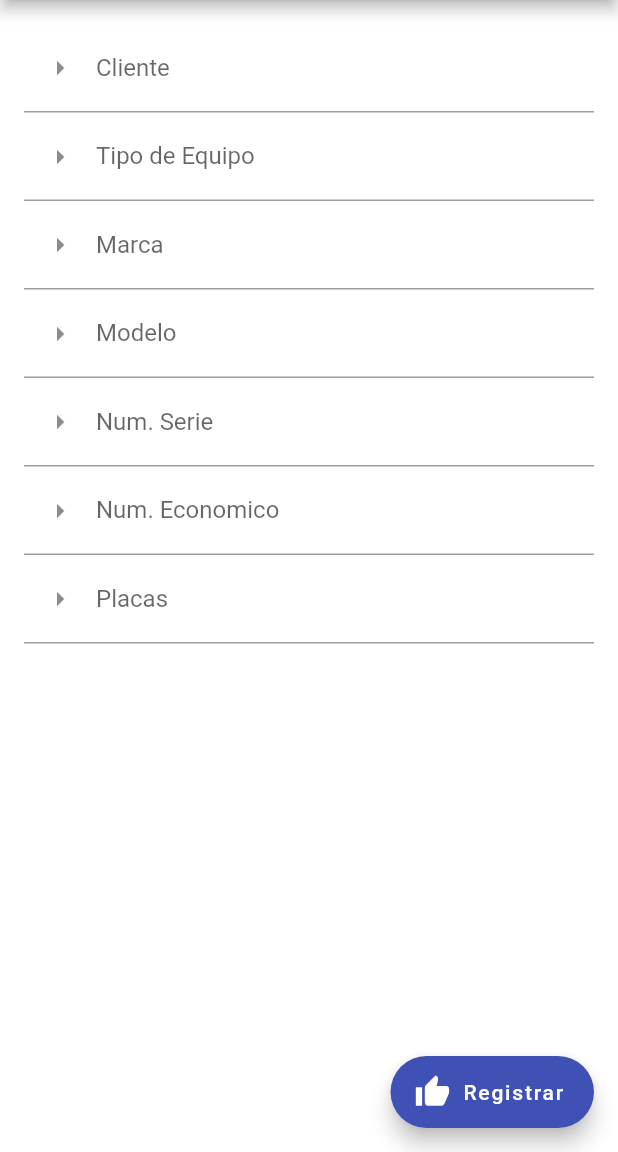
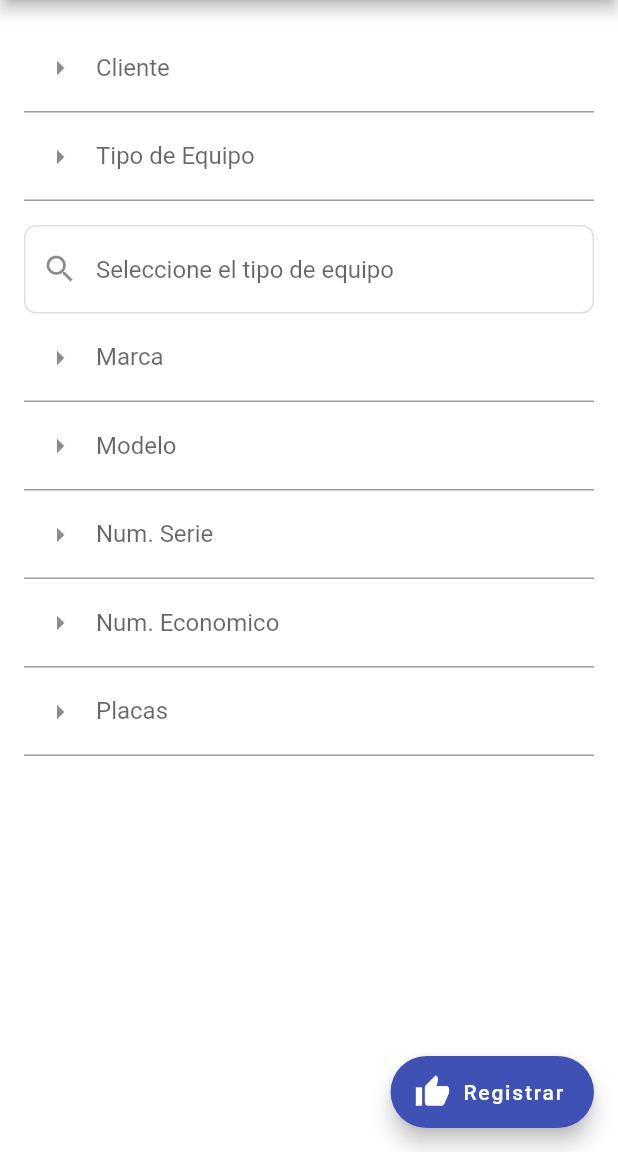
Before and after one commit to cardanxd/multiservicios_tun, a Flutter app: the Rvehiculo screen opened directly, after a tap on "Registrar", on a phone screen of 412 x 824 dp, the part 84-1236 px from its top. Run offline on Flutter 3.47's test engine with Material 2 defaults, Android fonts, the phone set to English and light mode, and no system bars; our stand-ins replace substring_highlight; Roboto replaces fonts that are missing (Georgia).

Commit message:
SSe añadió un buscador para el registro de orden

```diff
--- a/lib/src/paginas/Rvehiculo.dart
+++ b/lib/src/paginas/Rvehiculo.dart
@@ -1,4 +1,7 @@
+import 'dart:convert';
+import 'package:substring_highlight/substring_highlight.dart';
 import 'package:flutter/material.dart';
+import 'package:flutter/services.dart';
 import 'package:http/http.dart' as http;
 import 'package:multiservicios_tun/models/Vehiculo.dart';
 
@@ -28,14 +31,42 @@ Future<Vehiculo> crearVehiculo(int cliente, String tipo, String marca,
 }
 
 class _RvehiculoState extends State<Rvehiculo> {
+  bool isLoading = false;
+  List<String> autoCompleteData;
+
+  Future fetchAutoCompleteData() async {
+    setState(() {
+      isLoading = true;
+    });
+
+    final String stringData = await rootBundle.loadString("assets/data.json");
+
+    final List<dynamic> json = jsonDecode(stringData);
+
+    final List<String> jsonStringData = json.cast<String>();
+
+    setState(() {
+      isLoading = false;
+      autoCompleteData = jsonStringData;
+    });
+  }
+
   Vehiculo _vehiculo;
   final _cliente = TextEditingController();
   final _tipo = TextEditingController();
+  TextEditingController _tipov;
   final _marca = TextEditingController();
   final _modelo = TextEditingController();
   final _serie = TextEditingController();
   final _economico = TextEditingController();
   final _placa = TextEditingController();
+
+  @override
+  void initState() {
+    super.initState();
+    fetchAutoCompleteData();
+  }
+
   @override
   Widget build(BuildContext context) {
     return Scaffold(
@@ -43,7 +74,11 @@ class _RvehiculoState extends State<Rvehiculo> {
             centerTitle: true,
             backgroundColor: Colors.indigo,
             title: Text('Multiservicios Tun')),
-        body: Padding(
+        body: isLoading
+            ? Center(
+                child: CircularProgressIndicator(),
+              )
+            : Padding(
                 padding: const EdgeInsets.all(16.0),
                 child: ListView(
                   children: <Widget>[
@@ -61,6 +96,76 @@ class _RvehiculoState extends State<Rvehiculo> {
                         labelText: 'Tipo de Equipo',
                         prefixIcon: Icon(Icons.arrow_right_outlined),
                       ),
+                    ),
+                    SizedBox(
+                      height: 16,
+                    ),
+                    Autocomplete(
+                      optionsBuilder: (TextEditingValue textEditingValue) {
+                        if (textEditingValue.text.isEmpty) {
+                          return const Iterable<String>.empty();
+                        } else {
+                          return autoCompleteData.where((word) => word
+                              .toLowerCase()
+                              .contains(textEditingValue.text.toLowerCase()));
+                        }
+                      },
+                      optionsViewBuilder:
+                          (context, Function(String) onSelected, options) {
+                        return Material(
+                          elevation: 4,
+                          child: ListView.separated(
+                            padding: EdgeInsets.zero,
+                            itemBuilder: (context, index) {
+                              final option = options.elementAt(index);
+                              return ListTile(
+                                //title: Text(option.toString()),
+                                title: SubstringHighlight(
+                                  text: option.toString(),
+                                  term: _tipov.text,
+                                  textStyleHighlight:
+                                      TextStyle(fontWeight: FontWeight.w700),
+                                ),
+                                subtitle: Text("Esto es un subtitulo"),
+                                onTap: () {
+                                  onSelected(option.toString());
+                                },
+                              );
+                            },
+                            separatorBuilder: (context, index) => Divider(),
+                            itemCount: options.length,
+                          ),
+                        );
+                      },
+                      onSelected: (selectedString) {
+                        print(selectedString);
+                      },
+                      fieldViewBuilder:
+                          (context, controller, focusNode, onEditingComplete) {
+                        this._tipov = controller;
+
+                        return TextField(
+                          controller: controller,
+                          focusNode: focusNode,
+                          onEditingComplete: onEditingComplete,
+                          decoration: InputDecoration(
+                            border: OutlineInputBorder(
+                              borderRadius: BorderRadius.circular(8),
+                              borderSide: BorderSide(color: Colors.grey[300]),
+                            ),
+                            focusedBorder: OutlineInputBorder(
+                              borderRadius: BorderRadius.circular(8),
+                              borderSide: BorderSide(color: Colors.grey[300]),
+                            ),
+                            enabledBorder: OutlineInputBorder(
+                              borderRadius: BorderRadius.circular(8),
+                              borderSide: BorderSide(color: Colors.grey[300]),
+                            ),
+                            hintText: "Seleccione el tipo de equipo",
+                            prefixIcon: Icon(Icons.search),
+                          ),
+                        );
+                      },
                     ),
                     TextField(
                       controller: _marca,
@@ -106,7 +211,8 @@ class _RvehiculoState extends State<Rvehiculo> {
         floatingActionButton: FloatingActionButton.extended(
           onPressed: () async {
             final cliente = int.parse(_cliente.text);
-            final tipo = _tipo.text;
+            final tipov = _tipov.text;
+            //final tipo = _tipo.text;
             final marca = _marca.text;
             final modelo = _modelo.text;
             final serie = _serie.text;
@@ -114,7 +220,7 @@ class _RvehiculoState extends State<Rvehiculo> {
             final placa = _placa.text;
 
             final Vehiculo vehiculo = await crearVehiculo(
-                cliente, tipo, marca, modelo, serie, economico, placa);
+                cliente, tipov, marca, modelo, serie, economico, placa);
             setState(() {
               _vehiculo = vehiculo;
             });
--- a/pubspec.yaml
+++ b/pubspec.yaml
@@ -15,9 +15,7 @@ dependencies:
   http: ^0.13.3
   animated_text_kit: ^4.2.1
   intl: ^0.17.0
-  pdf: ^3.4.2
-  path_provider: ^2.0.2
-  flutter_full_pdf_viewer: ^1.0.6
+  substring_highlight: ^1.0.33
 
 dev_dependencies:
   flutter_test:
@@ -27,3 +25,4 @@ flutter:
   uses-material-design: true
   assets:
     - images/
+    - assets/data.json
```
Also changed, not shown: assets/data.json (added, +9 -0 lines), pubspec.lock. Lines whose indentation alone changed are shown as unchanged.
